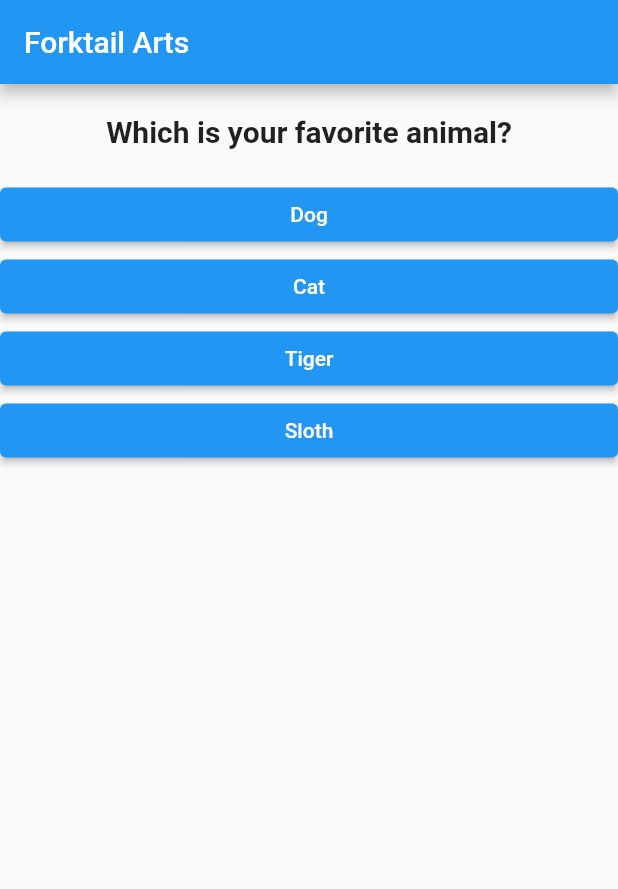
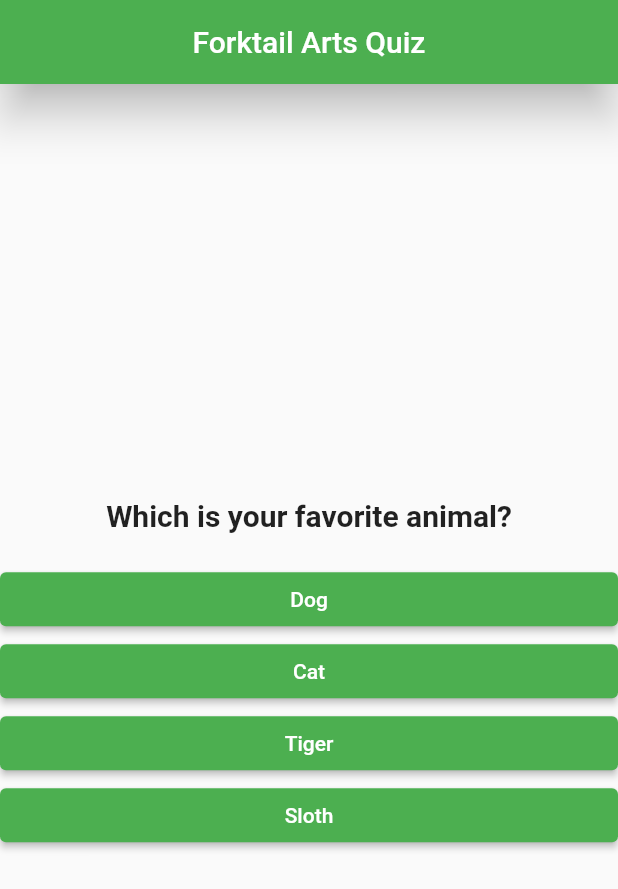
Before and after one commit to thilak-tp/quiz-app-2, a Flutter app: the screen it shows after launch, after a tap on "Red", on a phone screen of 412 x 824 dp. Shown: the top 889 px of the screen. Run offline on Flutter 3.47's test engine with Material 2 defaults, Android fonts, the phone set to English and light mode, and no system bars.

Commit message:
Done with quiz app on 21st September 2021

```diff
--- a/lib/answer.dart
+++ b/lib/answer.dart
@@ -11,6 +11,9 @@ class Answers extends StatelessWidget {
       child: ElevatedButton(
         onPressed: selector,
         child: Text(option),
+        style: ButtonStyle(
+          backgroundColor: MaterialStateProperty.all<Color>(Colors.green),
+        ),
       ),
     );
   }
--- a/lib/main.dart
+++ b/lib/main.dart
@@ -15,6 +15,30 @@ class QuizApp extends StatefulWidget {
 class _QuizAppState extends State<QuizApp> {
   int _questionIndex = 0;
   int _optionIndex = 0;
+  // var questionOptions = [
+  //   {
+  //     'questionText': 'Which is your favorite color?',
+  //     'option': [
+  //       'Red',
+  //       'Black',
+  //       'Blue',
+  //       'White',
+  //     ],
+  //   },
+  //   {
+  //     'questionText': 'Which is your favorite animal?',
+  //     'option': [
+  //       'Dog',
+  //       'Cat',
+  //       'Tiger',
+  //       'Sloth',
+  //     ],
+  //   },
+  //   {
+  //     'questionText': 'What do you identify as?',
+  //     'option': ['Male', 'Female', 'Toaster', 'Tree'],
+  //   },
+  // ];
   var _questions = [
     'Which is your favorite color?',
     'Which is your favorite animal?',
@@ -34,9 +58,16 @@ class _QuizAppState extends State<QuizApp> {
     'Toaster',
     'Tree',
   ];
+
+  void resetQuiz() {
+    setState(() {
+      _questionIndex = _optionIndex = 0;
+    });
+  }
+
   void _answerChosen() {
-    if (_questionIndex >= 2) _questionIndex = 0;
-    if (_optionIndex >= 12) _optionIndex = 0;
+    // if (_questionIndex >= 2) _questionIndex = 0;
+    // if (_optionIndex >= 12) _optionIndex = 0;
     setState(() {
       _questionIndex = _questionIndex + 1;
       _optionIndex = _optionIndex + 4;
@@ -47,12 +78,21 @@ class _QuizAppState extends State<QuizApp> {
   @override // It is used as a decorator and is feature of flutter and not dart
   Widget build(BuildContext context) {
     return MaterialApp(
+      theme: ThemeData(
+          textButtonTheme: TextButtonThemeData(
+              style: TextButton.styleFrom(primary: Colors.red))),
       home: Scaffold(
         appBar: AppBar(
           // backgroundColor: Colors.redAccent,
-          title: Text('Forktail Arts'),
+          elevation: 12,
+          centerTitle: true,
+
+          backgroundColor: Colors.green,
+          title: Text('Forktail Arts Quiz'),
         ),
-        body: Column(
+        body: _questionIndex < _questions.length
+            ? Column(
+                mainAxisAlignment: MainAxisAlignment.center,
                 children: [
                   Questions(_questions[_questionIndex]),
                   Answers(_answerChosen, _options[_optionIndex]),
@@ -60,6 +100,24 @@ class _QuizAppState extends State<QuizApp> {
                   Answers(_answerChosen, _options[_optionIndex + 2]),
                   Answers(_answerChosen, _options[_optionIndex + 3]),
                 ],
+              )
+            : Column(
+                mainAxisAlignment: MainAxisAlignment.center,
+                children: [
+                  Center(
+                      child: Text(
+                    'You have finished the quiz!',
+                    style: TextStyle(fontSize: 20),
+                  )),
+                  ElevatedButton(
+                    onPressed: resetQuiz,
+                    child: Text("Reset"),
+                    style: ButtonStyle(
+                      backgroundColor:
+                          MaterialStateProperty.all<Color>(Colors.green),
+                    ),
+                  )
+                ],
               ),
       ),
     );
```
Also changed, not shown: 1 other file. Lines whose indentation alone changed are shown as unchanged.
